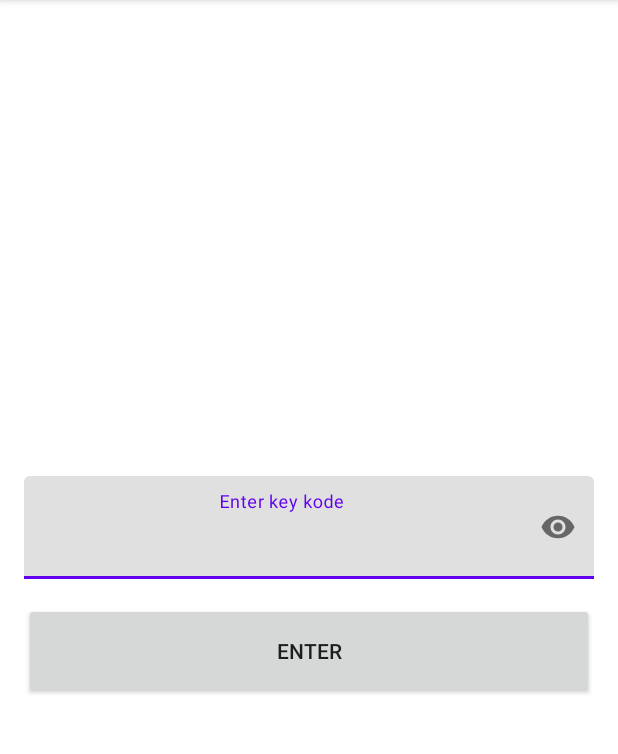
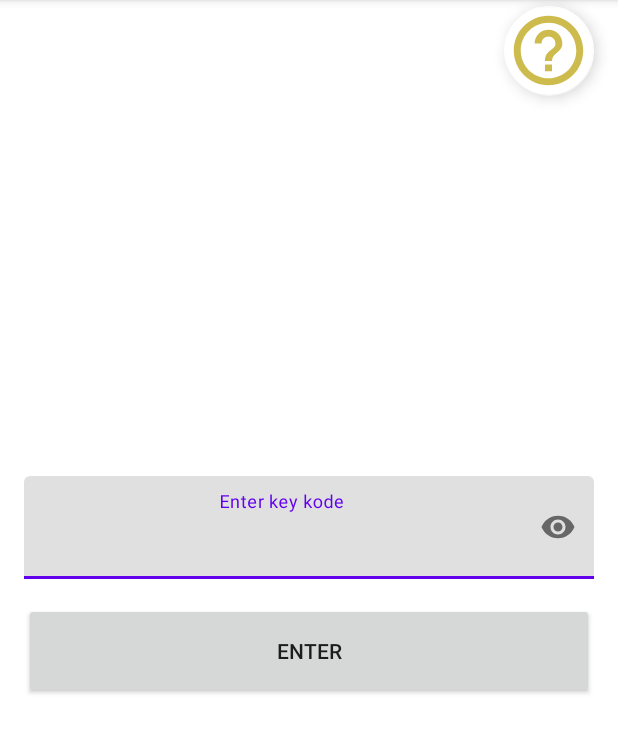
Before and after one commit to Baranov-Denis/PasswordKeeper, an Android app: the screen it shows after launch (MainActivity), on a phone screen of 412 x 824 dp, the part 84-838 px from its top. Run offline under Robolectric (Android 15) with nearby library versions, the phone set to English and light mode, and no system bars.

Commit message:
Some rework

```diff
--- a/app/src/main/AndroidManifest.xml
+++ b/app/src/main/AndroidManifest.xml
@@ -14,6 +14,9 @@
         android:theme="@style/Theme.PasswordKeeper"
         tools:targetApi="31">
         <activity
+            android:name=".CustomToast"
+            android:exported="false" />
+        <activity
             android:name=".MainActivity"
             android:exported="true">
             <intent-filter>
--- a/app/src/main/java/com/example/passwordkeeper/Fragments/LoginFragment.java
+++ b/app/src/main/java/com/example/passwordkeeper/Fragments/LoginFragment.java
@@ -2,9 +2,13 @@ package com.example.passwordkeeper.Fragments;
 
 import android.os.Bundle;
 
+import android.os.Handler;
 import android.view.LayoutInflater;
 import android.view.View;
 import android.view.ViewGroup;
+import android.view.animation.Animation;
+import android.view.animation.AnimationUtils;
+import android.widget.Toast;
 
 import androidx.appcompat.widget.AppCompatButton;
 import androidx.fragment.app.Fragment;
@@ -20,6 +24,7 @@ public class LoginFragment extends Fragment {
 
     private View view;
     private AppCompatButton enterButton;
+    private FloatingActionButton helpFab;
 
 
     @Override
@@ -28,19 +33,43 @@ public class LoginFragment extends Fragment {
         view = inflater.inflate(R.layout.fragment_login, container, false);
         createEnterButton();
         AppFragmentManager.closeApp(this);
-
+        setHelpFabButton();
         return view;
     }
 
     private void createEnterButton() {
         enterButton = view.findViewById(R.id.enter_button);
-        enterButton.setOnClickListener(o ->{
-           AppFragmentManager.openFragment(new PasswordsListFragment());
+        enterButton.setOnClickListener(o -> {
+            AppFragmentManager.openFragment(new PasswordsListFragment());
+        });
+    }
+
+    public void setHelpFabButton() {
+        helpFab = view.findViewById(R.id.fab_help_button);
+        Handler handler = new Handler();
+        handler.postDelayed(new Runnable() {
+            @Override
+            public void run() {
+                helpFab.setVisibility(View.VISIBLE);
+                Animation rotateAnimation = AnimationUtils.loadAnimation(view.getContext(), R.anim.show_anim_for_fab);
+                helpFab.startAnimation(rotateAnimation);
+            }
+        }, MainActivity.animationDelay);
+
+        helpFab.setOnClickListener(o -> {
+            Handler mHandler = new Handler();
+            AppFragmentManager.hideFloatButton(helpFab, view);
+
+            mHandler.postDelayed(new Runnable() {
+                @Override
+                public void run() {
+                    // Здесь запускаем переход на другой фрагмент
+                    Toast.makeText(getContext(), "This is will help you!!!", Toast.LENGTH_SHORT).show();
+                    helpFab.hide();
+                }
+            }, MainActivity.animationDelay);
         });
     }
 
 
-
-
-
 }
--- a/app/src/main/java/com/example/passwordkeeper/PasswordLab/PasswordLab.java
+++ b/app/src/main/java/com/example/passwordkeeper/PasswordLab/PasswordLab.java
@@ -21,7 +21,7 @@ public class PasswordLab {
     public static final String GLOBAL_TAG = "------>>>>";
 
     private static PasswordLab passwordLab;
-    private static String keyCode = "999";
+    private static String keyCode = "vacanda";
     private Context context;
     private SQLiteDatabase sqLiteDatabase;
     private SQLiteDatabase externalDatabase;
--- /dev/null
+++ b/app/src/main/res/drawable-anydpi/ic_help_float_yellow_button.xml
@@ -0,0 +1,17 @@
+<vector xmlns:android="http://schemas.android.com/apk/res/android"
+    android:width="24dp"
+    android:height="24dp"
+    android:viewportWidth="24"
+    android:viewportHeight="24"
+    android:tint="#C2AA20"
+    android:alpha="0.8"
+    android:autoMirrored="true">
+  <group android:scaleX="1.1111112"
+      android:scaleY="1.1111112"
+      android:translateX="-1.3333334"
+      android:translateY="-1.3333334">
+    <path
+        android:fillColor="@android:color/white"
+        android:pathData="M11,18h2v-2h-2v2zM12,2C6.48,2 2,6.48 2,12s4.48,10 10,10 10,-4.48 10,-10S17.52,2 12,2zM12,20c-4.41,0 -8,-3.59 -8,-8s3.59,-8 8,-8 8,3.59 8,8 -3.59,8 -8,8zM12,6c-2.21,0 -4,1.79 -4,4h2c0,-1.1 0.9,-2 2,-2s2,0.9 2,2c0,2 -3,1.75 -3,5h2c0,-2.25 3,-2.5 3,-5 0,-2.21 -1.79,-4 -4,-4z"/>
+  </group>
+</vector>
--- a/app/src/main/res/layout/fragment_login.xml
+++ b/app/src/main/res/layout/fragment_login.xml
@@ -1,9 +1,16 @@
 <?xml version="1.0" encoding="utf-8"?>
+<FrameLayout xmlns:android="http://schemas.android.com/apk/res/android"
+    xmlns:app="http://schemas.android.com/apk/res-auto"
+    xmlns:tools="http://schemas.android.com/tools"
+    android:layout_width="match_parent"
+    android:layout_height="match_parent"
+    tools:context="Fragments.LoginFragment"
+    android:id="@+id/password_fragment"
+    >
+
+
 <LinearLayout
-    xmlns:app="http://schemas.android.com/apk/res-auto"
-    xmlns:android="http://schemas.android.com/apk/res/android"
-    xmlns:tools="http://schemas.android.com/tools"
-    android:id="@+id/password_fragment"
+    android:id="@+id/password_fragment_in"
     android:layout_width="match_parent"
     android:layout_height="match_parent"
     android:orientation="vertical"
@@ -67,3 +74,19 @@
 
 
 </LinearLayout>
+
+    <com.google.android.material.floatingactionbutton.FloatingActionButton
+        android:id="@+id/fab_help_button"
+        android:layout_width="wrap_content"
+        android:layout_height="wrap_content"
+        app:fabCustomSize="60dp"
+        android:layout_gravity="top|end"
+        android:layout_marginTop="4dp"
+        android:layout_marginEnd="16dp"
+        app:tint="@color/yellow"
+        android:src="@drawable/ic_help_float_yellow_button"
+        app:maxImageSize="50dp"
+        app:backgroundTint="@color/white"
+        android:visibility="invisible"
+        />
+</FrameLayout>
--- a/app/src/main/res/values/colors.xml
+++ b/app/src/main/res/values/colors.xml
@@ -10,5 +10,7 @@
 
     <color name="green">#298706</color>
     <color name="red">#840606</color>
+    <color name="yellow">#C2AA20</color>
+
 
 </resources>
--- /dev/null
+++ b/app/src/main/res/values/dimens.xml
@@ -0,0 +1,4 @@
+<?xml version="1.0" encoding="utf-8"?>
+<resources>
+    <dimen name="letter_space">0.5dp</dimen>
+</resources>
```
Also changed, not shown: app/src/main/java/com/example/passwordkeeper/CustomToast/CustomToast.java (added, +16 -0 lines), app/src/main/java/com/example/passwordkeeper/CustomToast/MyToast.java (added, +20 -0 lines), app/src/main/java/com/example/passwordkeeper/Fragments/PasswordCardFragment.java (+119 -75 lines), app/src/main/java/com/example/passwordkeeper/Fragments/PasswordsListFragment.java (+10 -9 lines), app/src/main/res/layout/activity_custom_toast.xml (added, +17 -0 lines), app/src/main/res/layout/fragment_password_card.xml (+10 -6 lines), app/src/main/res/values/styles.xml (+5 -3 lines), app/src/main/res/drawable-hdpi/ic_help_float_yellow_button.png (added), app/src/main/res/drawable-mdpi/ic_help_float_yellow_button.png (added), app/src/main/res/drawable-xhdpi/ic_help_float_yellow_button.png (added), app/src/main/res/drawable-xxhdpi/ic_help_float_yellow_button.png (added), app/src/main/res/values/integer.xml (line endings or trailing spaces).
